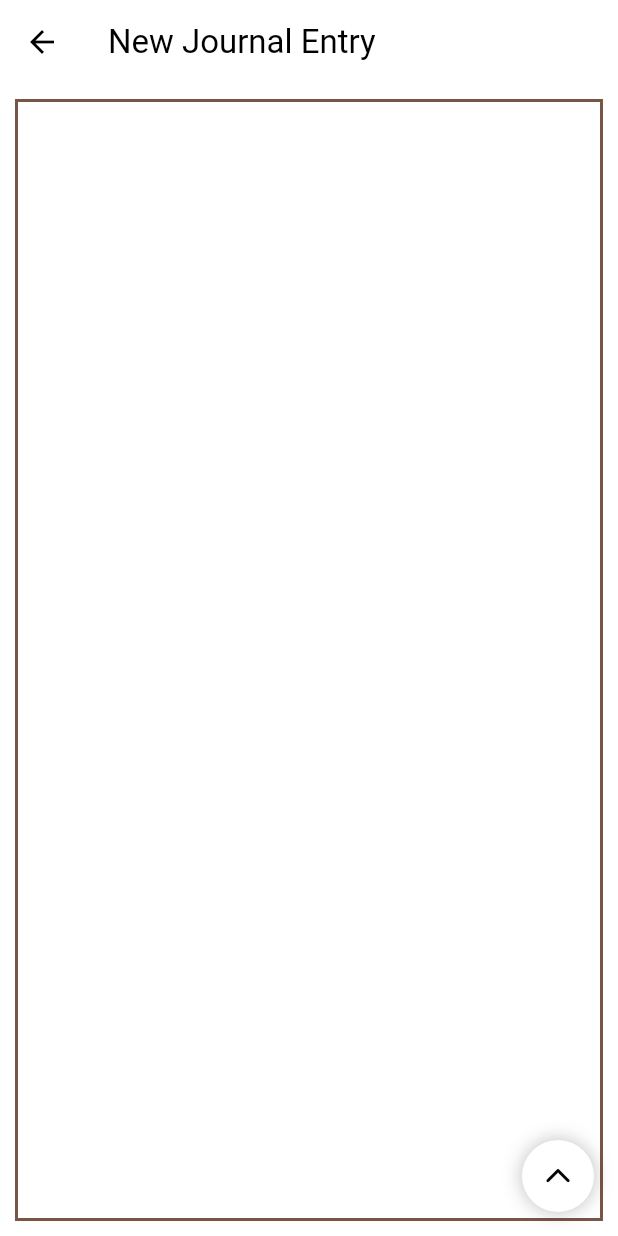
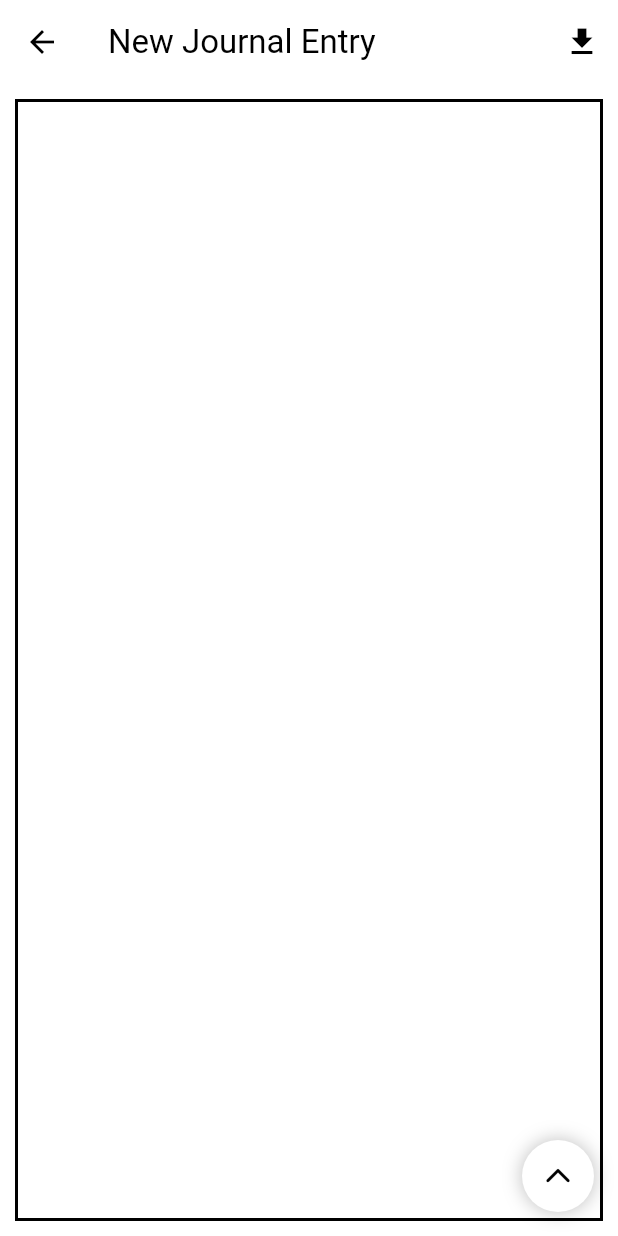
Before and after one commit to ShirishDawadi/Polaroid_Journal, a Flutter app: the JournalEntryScreen screen opened directly, on a phone screen of 412 x 824 dp. Run offline on Flutter 3.47's test engine with Material 3 defaults, Android fonts, the phone set to English and light mode, and no system bars; our stand-ins replace flutter_riverpod, flutter_svg, image_picker; missing offline and left inert: gal, whiteboard.

Commit message:
feat: export canvas as PNG to gallery

```diff
--- a/lib/presentation/views/jounrnal_entry.dart
+++ b/lib/presentation/views/jounrnal_entry.dart
@@ -1,6 +1,10 @@
 import 'dart:io';
+import 'dart:ui' as ui;
 import 'package:flutter/material.dart';
+import 'package:flutter/rendering.dart';
 import 'package:flutter_riverpod/flutter_riverpod.dart';
+import 'package:gal/gal.dart';
+// import 'package:image_gallery_saver/image_gallery_saver.dart';
 import 'package:image_picker/image_picker.dart';
 import 'package:polaroid_journal/core/utils/tools_enum.dart';
 import 'package:polaroid_journal/data/models/layer_model.dart';
@@ -18,6 +22,7 @@ class JournalEntryScreen extends ConsumerStatefulWidget {
 }
 
 class _JournalEntryScreenState extends ConsumerState<JournalEntryScreen> {
+  final GlobalKey _canvasKey = GlobalKey();
   LayerModel? focusedLayer;
 
   Color currentTextColor = Colors.black;
@@ -33,6 +38,8 @@ class _JournalEntryScreenState extends ConsumerState<JournalEntryScreen> {
   SubTool? selectedSubTool;
 
   bool _isPickingImage = false;
+
+  bool _isExporting = false;
 
   // ─── Layer actions ────────────────────────────────────────────────────────
 
@@ -98,7 +105,8 @@ class _JournalEntryScreenState extends ConsumerState<JournalEntryScreen> {
     }
 
     if (selectedSubTool == SubTool.wallpaper) {
-      ref.read(journalProvider.notifier)
+      ref
+          .read(journalProvider.notifier)
           .setBackgroundImage(FileImage(File(picked.path)));
     }
 
@@ -126,9 +134,9 @@ class _JournalEntryScreenState extends ConsumerState<JournalEntryScreen> {
       if (selectedTool == Tool.draw) currentBrushColor = color;
       if (selectedTool == Tool.text) {
         currentTextColor = color;
-        ref.read(journalProvider.notifier).updateLayer(
-              focusedLayer!.copyWith(textColor: color),
-            );
+        ref
+            .read(journalProvider.notifier)
+            .updateLayer(focusedLayer!.copyWith(textColor: color));
         setState(() {
           focusedLayer = ref
               .read(journalProvider)
@@ -150,9 +158,9 @@ class _JournalEntryScreenState extends ConsumerState<JournalEntryScreen> {
   // ─── Font ─────────────────────────────────────────────────────────────────
 
   void _changeFont(String font) {
-    ref.read(journalProvider.notifier).updateLayer(
-          focusedLayer!.copyWith(fontFamily: font),
-        );
+    ref
+        .read(journalProvider.notifier)
+        .updateLayer(focusedLayer!.copyWith(fontFamily: font));
     setState(() {
       focusedLayer = ref
           .read(journalProvider)
@@ -255,13 +263,69 @@ class _JournalEntryScreenState extends ConsumerState<JournalEntryScreen> {
     if (tool == Tool.text) _addTextField();
   }
 
+
+  void _changeStrokeWidth(double width){
+    setState(() => strokeWidth = width);
+  }
+  //  ─── Export ────────────────────────────────────────────────────────────────
+
+  Future<void> _exportCanvas() async {
+    if (_isExporting) return;
+
+    setState(() => _isExporting = true);
+
+    if (mounted) {
+      ScaffoldMessenger.of(
+        context,
+      ).showSnackBar(const SnackBar(content: Text("Exporting...")));
+    }
+
+    try {
+      final boundary =
+          _canvasKey.currentContext!.findRenderObject()
+              as RenderRepaintBoundary;
+      final image = await boundary.toImage(pixelRatio: 3.0);
+      final byteData = await image.toByteData(format: ui.ImageByteFormat.png);
+      final pngBytes = byteData!.buffer.asUint8List();
+
+      await Gal.putImageBytes(pngBytes);
+
+      if (!mounted) return;
+      ScaffoldMessenger.of(
+        context,
+      ).showSnackBar(const SnackBar(content: Text("Saved to gallery")));
+    } catch (e) {
+      if (!mounted) return;
+      ScaffoldMessenger.of(
+        context,
+      ).showSnackBar(const SnackBar(content: Text("Export failed")));
+    }
+
+    if (mounted) setState(() => _isExporting = false);
+  }
+
   // ─── Build ────────────────────────────────────────────────────────────────
 
   @override
   Widget build(BuildContext context) {
     return Scaffold(
-      appBar: AppBar(title: const Text("New Journal Entry")),
-      body: JournalCanvas(
+      appBar: AppBar(
+        title: const Text("New Journal Entry"),
+        actions: [
+          IconButton(
+            icon: const Icon(Icons.download),
+            onPressed: _exportCanvas,
+          ),
+        ],
+      ),
+      body: Container(
+        margin: const EdgeInsets.all(10),
+        decoration: BoxDecoration(
+          border: Border.all(color: Colors.black, width: 2),
+        ),
+        child: RepaintBoundary(
+          key: _canvasKey,
+          child: JournalCanvas(
             focusedLayer: focusedLayer,
             selectedTool: selectedTool,
             isOpen: isOpen,
@@ -274,6 +338,8 @@ class _JournalEntryScreenState extends ConsumerState<JournalEntryScreen> {
             onTextFocused: _onTextFocused,
             onLayerRemoved: _onLayerRemoved,
             onDismissOverlay: () => setState(() => isOpen = false),
+          ),
+        ),
       ),
       floatingActionButton: JournalToolbar(
         focusedLayer: focusedLayer,
@@ -288,6 +354,7 @@ class _JournalEntryScreenState extends ConsumerState<JournalEntryScreen> {
         onLayerUpdated: _onLayerUpdated,
         onColorChanged: _changeColor,
         onFontChanged: _changeFont,
+        onStrokeWidthChanged: _changeStrokeWidth,
         onToggle: () => setState(() {
           selectedSubTool = null;
           isOpen = !isOpen;
--- a/lib/presentation/views/journal_canvas.dart
+++ b/lib/presentation/views/journal_canvas.dart
@@ -48,11 +48,6 @@ class JournalCanvas extends ConsumerWidget {
       children: [
         GestureDetector(
           onTap: onCanvasTapped,
-          child: Container(
-            margin: const EdgeInsets.all(10),
-            decoration: BoxDecoration(
-              border: Border.all(color: Colors.brown, width: 2),
-            ),
           child: Stack(
             children: [
               JournalBackground(config: background),
@@ -86,7 +81,6 @@ class JournalCanvas extends ConsumerWidget {
             ],
           ),
         ),
-        ),
         if (isOpen)
           Positioned.fill(
             child: GestureDetector(
--- a/lib/presentation/views/journal_toolbar.dart
+++ b/lib/presentation/views/journal_toolbar.dart
@@ -11,7 +11,7 @@ import 'package:polaroid_journal/presentation/widgets/floatingBars/journal_sub_f
 import 'package:polaroid_journal/presentation/widgets/floatingBars/paper_bg_fab.dart';
 import 'package:polaroid_journal/presentation/widgets/floatingBars/slider_fab.dart';
 
-class JournalToolbar extends ConsumerWidget {
+class JournalToolbar extends ConsumerStatefulWidget {
   final LayerModel? focusedLayer;
   final Tool? selectedTool;
   final SubTool? selectedSubTool;
@@ -24,6 +24,7 @@ class JournalToolbar extends ConsumerWidget {
   final void Function(LayerModel) onLayerUpdated;
   final void Function(Color?) onColorChanged;
   final void Function(String) onFontChanged;
+  final void Function(double) onStrokeWidthChanged;
   final VoidCallback onToggle;
   final Future<void> Function() pickImage;
 
@@ -41,64 +42,80 @@ class JournalToolbar extends ConsumerWidget {
     required this.onLayerUpdated,
     required this.onColorChanged,
     required this.onFontChanged,
+    required this.onStrokeWidthChanged,
     required this.onToggle,
     required this.pickImage,
   });
 
   @override
-  Widget build(BuildContext context, WidgetRef ref) {
+  ConsumerState<JournalToolbar> createState() => _JournalToolbarState();
+}
+
+class _JournalToolbarState extends ConsumerState<JournalToolbar> {
+  late double localStrokeWidth;
+
+  @override
+  void initState() {
+    super.initState();
+    localStrokeWidth = widget.strokeWidth;
+  }
+
+  @override
+  Widget build(BuildContext context) {
     final background = ref.watch(journalProvider).background;
 
     return Column(
       mainAxisAlignment: MainAxisAlignment.end,
       crossAxisAlignment: CrossAxisAlignment.end,
       children: [
-        if (selectedSubTool == SubTool.color ||
-            selectedSubTool == SubTool.secondaryBackgroundColor ||
-            selectedSubTool == SubTool.primaryBackgroundColor)
+        if (widget.selectedSubTool == SubTool.color ||
+            widget.selectedSubTool == SubTool.secondaryBackgroundColor ||
+            widget.selectedSubTool == SubTool.primaryBackgroundColor)
           IgnorePointer(
-            ignoring: isOpen,
+            ignoring: widget.isOpen,
             child: ColorFloatingBar(
-              selectedColor: currentColor,
-              tool: selectedTool,
-              onSelect: onColorChanged,
+              selectedColor: widget.currentColor,
+              tool: widget.selectedTool,
+              onSelect: widget.onColorChanged,
               onOpenColorPicker: () {
                 ColorPickerOverlay(
                   context: context,
-                  initialColor: currentColor!,
-                  onSelect: onColorChanged,
+                  initialColor: widget.currentColor!,
+                  onSelect: widget.onColorChanged,
                 ).show();
               },
             ),
           ),
 
-        if (selectedSubTool == SubTool.font)
+        if (widget.selectedSubTool == SubTool.font)
           IgnorePointer(
-            ignoring: isOpen,
-            child: FontsFab(onSelect: onFontChanged),
+            ignoring: widget.isOpen,
+            child: FontsFab(onSelect: widget.onFontChanged),
           ),
 
-        if (selectedSubTool == SubTool.thickness)
+        if (widget.selectedSubTool == SubTool.thickness)
           SliderFab(
             isCustom: true,
-            strokeWidth: strokeWidth,
+            strokeWidth: localStrokeWidth,
             minValue: 1,
             maxValue: 20,
-            onChanged: (value) =>
-                ref.read(journalProvider.notifier).setBlur(value),
+            onChanged: (value) {
+              setState(() => localStrokeWidth = value);
+              widget.onStrokeWidthChanged(value);
+            },
           ),
 
-        if (selectedSubTool == SubTool.wallpaper)
+        if (widget.selectedSubTool == SubTool.wallpaper)
           PaperBgFab(
             onSelect: (image) => ref
                 .read(journalProvider.notifier)
                 .setBackgroundImage(AssetImage(image)),
-            addBg: pickImage,
+            addBg: widget.pickImage,
             deleteBg: () =>
                 ref.read(journalProvider.notifier).setBackgroundImage(null),
           ),
 
-        if (selectedSubTool == SubTool.slider)
+        if (widget.selectedSubTool == SubTool.slider)
           Row(
             mainAxisAlignment: MainAxisAlignment.end,
             children: [
@@ -129,32 +146,30 @@ class JournalToolbar extends ConsumerWidget {
           mainAxisAlignment: MainAxisAlignment.end,
           crossAxisAlignment: CrossAxisAlignment.end,
           children: [
-            if (selectedTool != null)
+            if (widget.selectedTool != null)
               IgnorePointer(
-                ignoring: isOpen,
+                ignoring: widget.isOpen,
                 child: SizedBox(
                   width: MediaQuery.of(context).size.width * 0.8,
                   child: ScrollConfiguration(
-                    behavior:
-                        const ScrollBehavior().copyWith(overscroll: false),
+                    behavior: const ScrollBehavior().copyWith(
+                      overscroll: false,
+                    ),
                     child: SingleChildScrollView(
                       scrollDirection: Axis.horizontal,
                       clipBehavior: Clip.none,
                       reverse: true,
                       child: JournalSubFAB(
-                        selectedTool: selectedTool,
-                        selectedSubTool: selectedSubTool,
-                        onToolSelected: onSubToolSelected,
-                        onUpdateLayer: onLayerUpdated,
-                        layer: focusedLayer,
+                        selectedTool: widget.selectedTool,
+                        selectedSubTool: widget.selectedSubTool,
+                        onToolSelected: widget.onSubToolSelected,
+                        onUpdateLayer: widget.onLayerUpdated,
+                        layer: widget.focusedLayer,
                         whiteBoardController:
-                            focusedLayer?.type == LayerType.drawing
-                                ? focusedLayer!.whiteBoardController
-                                : null,
-                        currentBrushColor: currentBrushColor,
-                        // primaryBackgroundColor: background.primaryColor,
-                        // secondaryBackgroundColor: background.secondaryColor,
-                        // isImageBackground: background.image != null,
+                            widget.focusedLayer?.type == LayerType.drawing
+                            ? widget.focusedLayer!.whiteBoardController
+                            : null,
+                        currentBrushColor: widget.currentBrushColor,
                       ),
                     ),
                   ),
@@ -164,10 +179,10 @@ class JournalToolbar extends ConsumerWidget {
             const SizedBox(width: 15),
 
             JournalFloatingBar(
-              isOpen: isOpen,
-              selectedTool: selectedTool,
-              onToolSelected: onToolSelected,
-              onToggle: onToggle,
+              isOpen: widget.isOpen,
+              selectedTool: widget.selectedTool,
+              onToolSelected: widget.onToolSelected,
+              onToggle: widget.onToggle,
             ),
           ],
         ),
--- a/pubspec.yaml
+++ b/pubspec.yaml
@@ -16,6 +16,7 @@ dependencies:
   whiteboard: ^1.0.0
   flutter_svg: ^2.2.3
   flutter_riverpod: ^3.3.1
+  gal: ^2.3.2
 
 
 dev_dependencies:
```
Also changed, not shown: pubspec.lock, 6 other files. Lines whose indentation alone changed are shown as unchanged.
